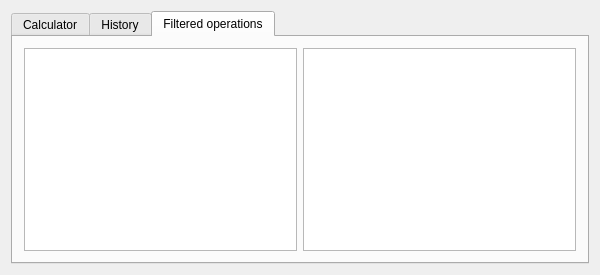
Qt form mainwindow.ui (DenorJanes/Calculator) before a commit.
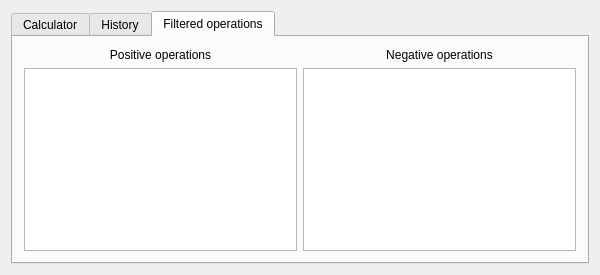
The same form after that commit.

```diff
--- a/mainwindow.ui
+++ b/mainwindow.ui
@@ -354,20 +354,40 @@
         <string>Filtered operations</string>
        </attribute>
        <layout class="QGridLayout" name="gridLayout_5">
-        <item row="0" column="0">
+        <item row="1" column="0">
          <widget class="QTableView" name="positiveOperationsTable">
           <property name="sizeAdjustPolicy">
            <enum>QAbstractScrollArea::AdjustToContents</enum>
           </property>
          </widget>
         </item>
-        <item row="0" column="1">
+        <item row="1" column="1">
          <widget class="QTableView" name="negativeOperationsTable">
           <property name="sizeAdjustPolicy">
            <enum>QAbstractScrollArea::AdjustToContents</enum>
           </property>
          </widget>
         </item>
+        <item row="0" column="0">
+         <widget class="QLabel" name="label">
+          <property name="text">
+           <string>Positive operations</string>
+          </property>
+          <property name="alignment">
+           <set>Qt::AlignCenter</set>
+          </property>
+         </widget>
+        </item>
+        <item row="0" column="1">
+         <widget class="QLabel" name="label_2">
+          <property name="text">
+           <string>Negative operations</string>
+          </property>
+          <property name="alignment">
+           <set>Qt::AlignCenter</set>
+          </property>
+         </widget>
+        </item>
        </layout>
       </widget>
      </widget>
```
